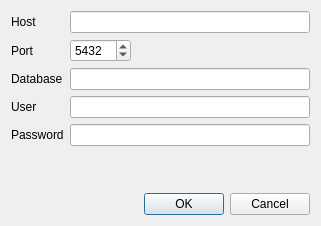
Qt form ui/DbDialog.ui (7h0ma5/QLog) before a commit.
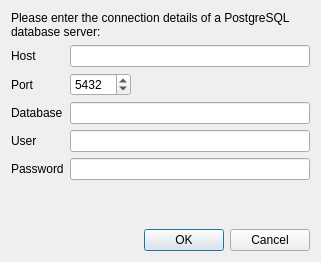
The same form after that commit.

Commit message: Fix ADIF import

```diff
--- a/ui/DbDialog.ui
+++ b/ui/DbDialog.ui
@@ -7,13 +7,23 @@
     <x>0</x>
     <y>0</y>
     <width>321</width>
-    <height>226</height>
+    <height>262</height>
    </rect>
   </property>
   <property name="windowTitle">
    <string>Database Connection</string>
   </property>
   <layout class="QVBoxLayout" name="verticalLayout">
+   <item>
+    <widget class="QLabel" name="label">
+     <property name="text">
+      <string>Please enter the connection details of a PostgreSQL database server:</string>
+     </property>
+     <property name="wordWrap">
+      <bool>true</bool>
+     </property>
+    </widget>
+   </item>
    <item>
     <layout class="QFormLayout" name="formLayout">
      <property name="fieldGrowthPolicy">
@@ -91,6 +101,19 @@
      </item>
     </layout>
    </item>
+   <item>
+    <spacer name="verticalSpacer">
+     <property name="orientation">
+      <enum>Qt::Vertical</enum>
+     </property>
+     <property name="sizeHint" stdset="0">
+      <size>
+       <width>20</width>
+       <height>40</height>
+      </size>
+     </property>
+    </spacer>
+   </item>
    <item>
     <widget class="QDialogButtonBox" name="buttonBox">
      <property name="standardButtons">
```
The commit also changes 2 other files.
